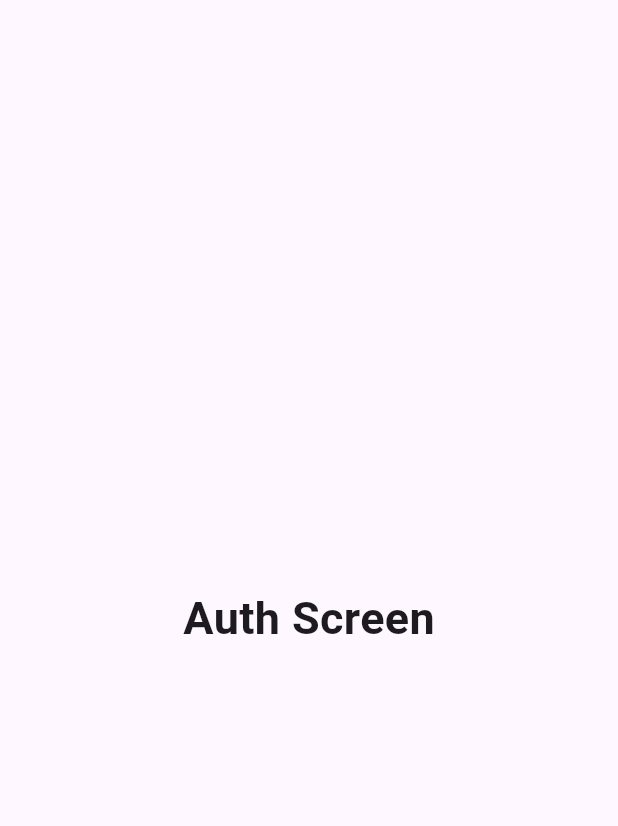
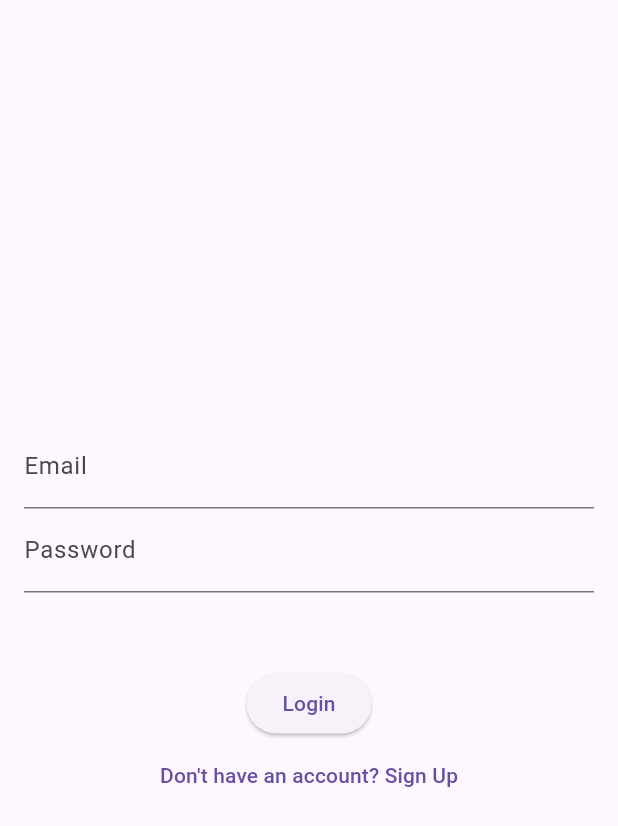
Before and after one commit to IRUKEKKACHI/250317-flutter-YS04, a Flutter app: the AuthScreen screen opened by its route, on a phone screen of 412 x 824 dp. Shown: the top 826 px of the screen. Run offline on Flutter 3.47's test engine with Material 3 defaults, Android fonts, the phone set to English and light mode, and no system bars; our stand-ins replace firebase_auth, firebase_core; accounts and stored records are empty.

Commit message:
feat: Implement firebase authentication in AuthService and AuthScreen

```diff
--- a/lib/main.dart
+++ b/lib/main.dart
@@ -1,9 +1,9 @@
 import 'package:flutter/material.dart';
 import 'package:firebase_core/firebase_core.dart';
 import 'firebase_options.dart';
-import 'package:flutter_ys04_20250317/screens/auth_screen.dart';
-import 'package:flutter_ys04_20250317/screens/home_screen.dart';
-import 'package:flutter_ys04_20250317/screens/onboarding_screen.dart';
+import 'package:flutter_ys04_20250317/screen/auth_screen.dart';
+import 'package:flutter_ys04_20250317/screen/home_screen.dart';
+import 'package:flutter_ys04_20250317/screen/onboarding_screen.dart';
 
 Future<void> main() async {
   WidgetsFlutterBinding.ensureInitialized();
--- /dev/null
+++ b/lib/screen/auth_screen.dart
@@ -0,0 +1,132 @@
+import 'package:firebase_auth/firebase_auth.dart';
+import 'package:flutter/material.dart';
+import 'package:flutter_ys04_20250317/service/AuthService.dart';
+
+class AuthScreen extends StatefulWidget {
+  @override
+  State<AuthScreen> createState() => _AuthScreenState();
+}
+
+class _AuthScreenState extends State<AuthScreen> {
+  bool isLoginScreen = true;
+  final authService = AuthService();
+
+  final TextEditingController emailController = TextEditingController();
+  final TextEditingController passwordController = TextEditingController();
+
+  @override
+  void dispose() {
+    emailController.dispose();
+    passwordController.dispose();
+    super.dispose();
+  }
+
+  void _showErrorSnackBar(String message) {
+    ScaffoldMessenger.of(context)
+        .showSnackBar(SnackBar(content: Text(message)));
+  }
+
+  Future<void> _showAlert(String title, String content) async {
+    return showDialog<void>(
+        context: context,
+        barrierDismissible: false,
+        builder: (BuildContext context) {
+          return AlertDialog(
+            title: Text(title),
+            content: Text(content),
+            actions: <Widget>[
+              TextButton(
+                child: Text('OK'),
+                onPressed: () {
+                  Navigator.of(context, rootNavigator: true).pop();
+                },
+              )
+            ],
+          );
+        });
+  }
+
+  String _messageParser(FirebaseAuthException e) {
+    String errorMessage;
+    switch (e.code) {
+      case 'weak-password':
+        errorMessage = 'Password shoud be at least 6 characters';
+        break;
+      case 'email-already-in-use':
+        errorMessage =
+            'The email address is already in use by another account.';
+        break;
+      default:
+        errorMessage = 'An unknown error occured';
+    }
+    return errorMessage;
+  }
+
+  @override
+  Widget build(BuildContext context) {
+    return Scaffold(
+      body: Padding(
+        padding: EdgeInsets.all(16),
+        child: Column(
+          mainAxisAlignment: MainAxisAlignment.center,
+          children: [
+            TextField(
+              controller: emailController,
+              decoration: InputDecoration(labelText: 'Email'),
+              keyboardType: TextInputType.emailAddress,
+            ),
+            TextField(
+              controller: passwordController,
+              decoration: InputDecoration(labelText: 'Password'),
+              obscureText: true,
+            ),
+            SizedBox(height: 50),
+            ElevatedButton(
+              onPressed: () async {
+                final email = emailController.text.trim();
+                final password = passwordController.text;
+                try {
+                  if (isLoginScreen) {
+                    // Login
+                    final userCredential =
+                        await authService.signIn(email, password);
+                    await _showAlert(
+                        'Login Success', 'You have logged in successfully.');
+                    Navigator.pushReplacementNamed(context, '/home');
+                  } else {
+                    // SignUp
+                    final userCredential =
+                        await authService.signUp(email, password);
+                    await _showAlert('Sign Up Success',
+                        'Your account has been created successfully.');
+                    Navigator.pushReplacementNamed(context, '/auth');
+                  }
+                } on FirebaseAuthException catch (e) {
+                  _showErrorSnackBar(_messageParser(e));
+                  print(e);
+                } catch (e) {
+                  _showErrorSnackBar('An unknown error occurred');
+                  print(e);
+                }
+              },
+              child: Text(isLoginScreen ? 'Login' : 'Sign Up'),
+            ),
+            TextButton(
+              onPressed: () {
+                FocusScope.of(context).unfocus();
+                setState(() {
+                  isLoginScreen = !isLoginScreen;
+                  emailController.clear();
+                  passwordController.clear();
+                });
+              },
+              child: Text(isLoginScreen
+                  ? 'Don\'t have an account? Sign Up'
+                  : 'Already have an account? Login'),
+            )
+          ],
+        ),
+      ),
+    );
+  }
+}
--- a/lib/screens/auth_screen.dart
+++ /dev/null
@@ -1,17 +0,0 @@
-import 'package:flutter/material.dart';
-
-class AuthScreen extends StatelessWidget {
-  const AuthScreen({super.key});
-
-  @override
-  Widget build(BuildContext context) {
-    return Scaffold(
-      body: Center(
-        child: Text(
-          'Auth Screen',
-          style: TextStyle(fontSize: 30, fontWeight: FontWeight.bold),
-        ),
-      ),
-    );
-  }
-}
--- /dev/null
+++ b/lib/service/AuthService.dart
@@ -0,0 +1,19 @@
+import 'package:firebase_auth/firebase_auth.dart';
+
+class AuthService {
+  final FirebaseAuth _auth = FirebaseAuth.instance;
+
+  Future<UserCredential> signUp(String email, String password) async {
+    return await _auth.createUserWithEmailAndPassword(
+        email: email, password: password);
+  }
+
+  Future<UserCredential> signIn(String email, String password) async {
+    return await _auth.signInWithEmailAndPassword(
+        email: email, password: password);
+  }
+
+  Future<void> signOut() async {
+    await _auth.signOut();
+  }
+}
```
Also changed, not shown: lib/screen/home_screen.dart (renamed from lib/screens/home_screen.dart), lib/screen/onboarding_screen.dart (renamed from lib/screens/onboarding_screen.dart).
